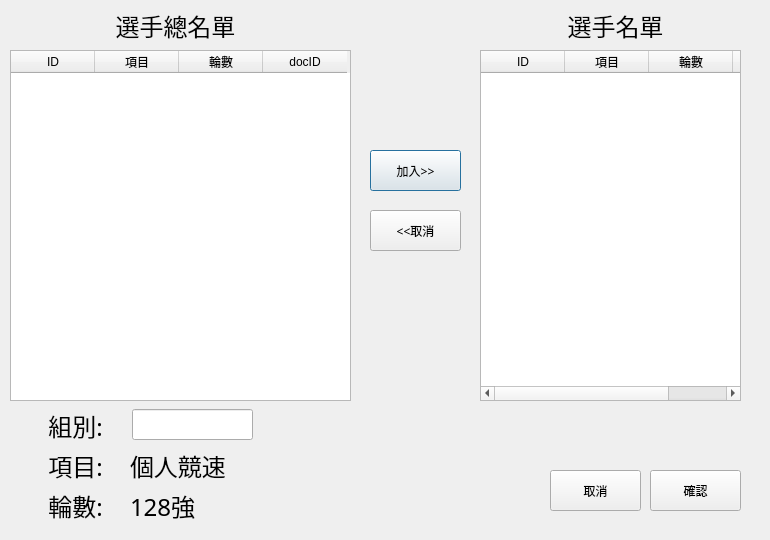
Qt form client/src/ui/NewMatchDialog.ui (RuiChen0101/2019nukl) before a commit.
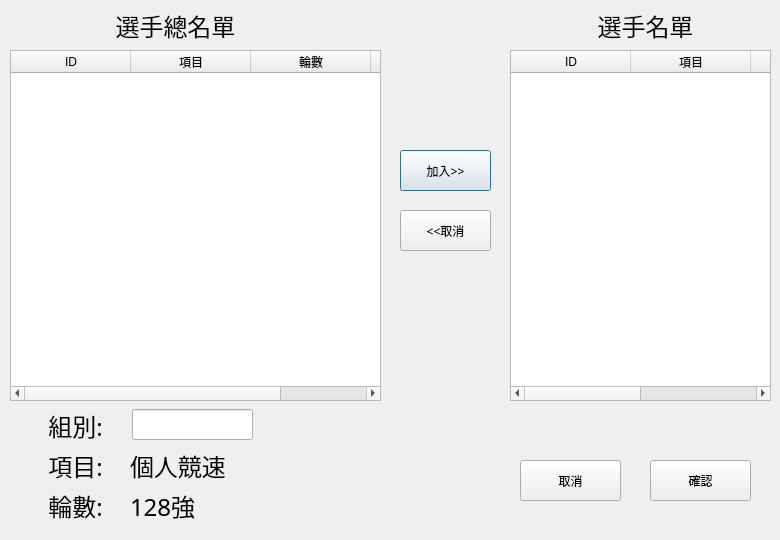
The same form after that commit.

```diff
--- a/client/src/ui/NewMatchDialog.ui
+++ b/client/src/ui/NewMatchDialog.ui
@@ -6,19 +6,19 @@
    <rect>
     <x>0</x>
     <y>0</y>
-    <width>770</width>
+    <width>780</width>
     <height>540</height>
    </rect>
   </property>
   <property name="minimumSize">
    <size>
-    <width>770</width>
+    <width>780</width>
     <height>540</height>
    </size>
   </property>
   <property name="maximumSize">
    <size>
-    <width>770</width>
+    <width>780</width>
     <height>540</height>
    </size>
   </property>
@@ -52,7 +52,7 @@
     <rect>
      <x>10</x>
      <y>50</y>
-     <width>341</width>
+     <width>371</width>
      <height>351</height>
     </rect>
    </property>
@@ -66,7 +66,7 @@
     <enum>QAbstractItemView::SelectRows</enum>
    </property>
    <attribute name="horizontalHeaderDefaultSectionSize">
-    <number>84</number>
+    <number>120</number>
    </attribute>
    <column>
     <property name="text">
@@ -92,7 +92,7 @@
   <widget class="QLabel" name="player_list_label">
    <property name="geometry">
     <rect>
-     <x>540</x>
+     <x>570</x>
      <y>10</y>
      <width>151</width>
      <height>31</height>
@@ -114,7 +114,7 @@
   <widget class="QTableWidget" name="player_list">
    <property name="geometry">
     <rect>
-     <x>480</x>
+     <x>510</x>
      <y>50</y>
      <width>261</width>
      <height>351</height>
@@ -130,7 +130,7 @@
     <enum>QAbstractItemView::SelectRows</enum>
    </property>
    <attribute name="horizontalHeaderDefaultSectionSize">
-    <number>84</number>
+    <number>120</number>
    </attribute>
    <column>
     <property name="text">
@@ -156,7 +156,7 @@
   <widget class="QPushButton" name="add_btn">
    <property name="geometry">
     <rect>
-     <x>370</x>
+     <x>400</x>
      <y>150</y>
      <width>91</width>
      <height>41</height>
@@ -174,7 +174,7 @@
   <widget class="QPushButton" name="remove_btn">
    <property name="geometry">
     <rect>
-     <x>370</x>
+     <x>400</x>
      <y>210</y>
      <width>91</width>
      <height>41</height>
@@ -319,8 +319,8 @@
    <property name="geometry">
     <rect>
      <x>650</x>
-     <y>470</y>
-     <width>91</width>
+     <y>460</y>
+     <width>101</width>
      <height>41</height>
     </rect>
    </property>
@@ -336,9 +336,9 @@
   <widget class="QPushButton" name="cancel_btn">
    <property name="geometry">
     <rect>
-     <x>550</x>
-     <y>470</y>
-     <width>91</width>
+     <x>520</x>
+     <y>460</y>
+     <width>101</width>
      <height>41</height>
     </rect>
    </property>
```
